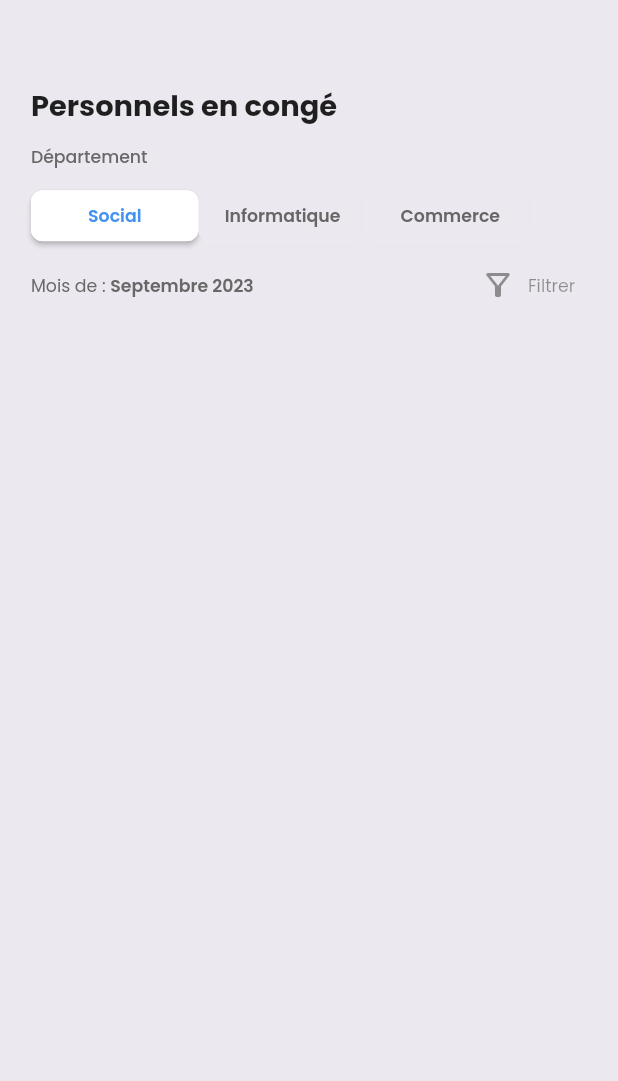
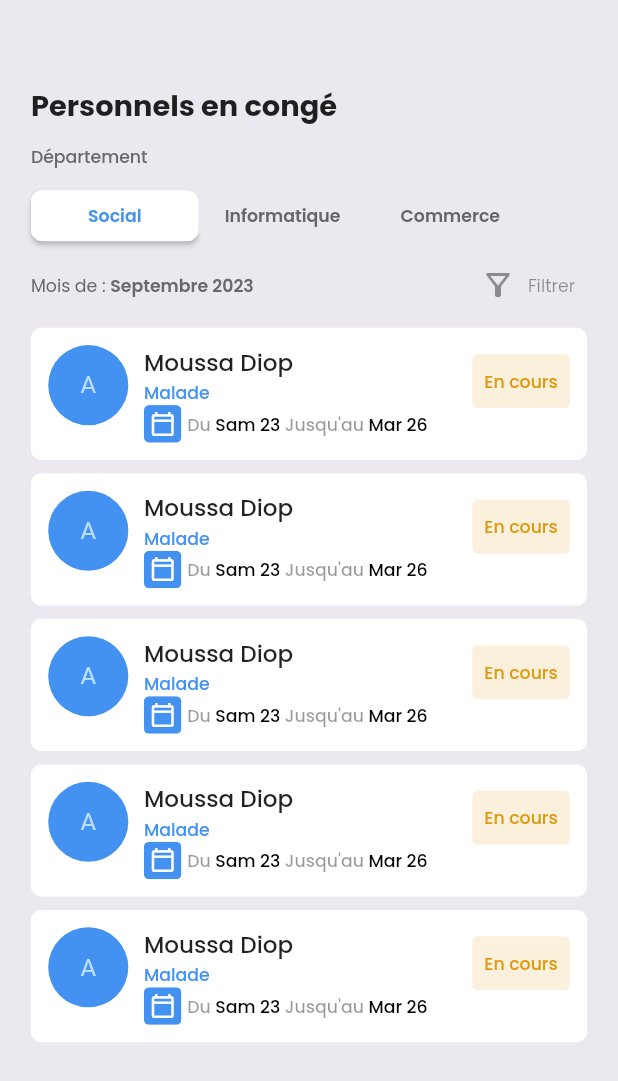
Before and after one commit to Poseidon1402/leave_manager, a Flutter app: the screen it shows after launch, on a phone screen of 412 x 824 dp. Shown: the top 1081 px of the screen. Run offline on Flutter 3.47's test engine with Material 2 defaults, Android fonts, the phone set to English and light mode, and no system bars; our stand-ins replace cached_network_image, flutter_screenutil, go_router, google_fonts, table_calendar.

Commit message:
done:all employee on vacation list

```diff
--- a/lib/core/utils/constants/app_color.dart
+++ b/lib/core/utils/constants/app_color.dart
@@ -12,4 +12,5 @@ abstract class AppColor {
   static const Color grey2 = Color.fromRGBO(104, 104, 104, 1);
   static const Color green1 = Color.fromRGBO(103, 206, 103, 1);
   static const Color green2 = Color.fromRGBO(15, 169, 88, 1);
+  static const Color orange1 = Color.fromRGBO(224, 153, 14, 1);
 }
--- /dev/null
+++ b/lib/features/vacations_list/presentation/components/employee_on_vacation.dart
@@ -0,0 +1,147 @@
+import 'package:flutter/material.dart';
+import 'package:flutter_screenutil/flutter_screenutil.dart';
+
+import '../../../../core/presentation/components/buttons/app_elevated_button.dart';
+import '../../../../core/utils/constants/app_color.dart';
+
+class EmployeeOnVacation extends StatelessWidget {
+  final String name;
+  final String reason;
+  final String from;
+  final String to;
+
+  const EmployeeOnVacation({
+    super.key,
+    required this.name,
+    required this.reason,
+    required this.from,
+    required this.to,
+  });
+
+  @override
+  Widget build(BuildContext context) {
+    return Container(
+      margin: EdgeInsets.symmetric(vertical: 5.h,),
+      padding: EdgeInsets.all(12.sp),
+      decoration: BoxDecoration(
+        color: Colors.white,
+        borderRadius: BorderRadius.circular(8.r),
+      ),
+      child: Row(
+        crossAxisAlignment: CrossAxisAlignment.start,
+        mainAxisAlignment: MainAxisAlignment.spaceBetween,
+        children: [
+          Flexible(
+            flex: 1,
+            child: CircleAvatar(
+              backgroundColor: AppColor.blue1,
+              radius: 30.r,
+              child: const Text('A'),
+            ),
+          ),
+          Flexible(
+            flex: 3,
+            child: Column(
+              crossAxisAlignment: CrossAxisAlignment.start,
+              children: [
+                Text(
+                  name,
+                  style: Theme.of(context).textTheme.bodyLarge?.copyWith(
+                        fontWeight: FontWeight.w500,
+                      ),
+                ),
+                Text(
+                  reason,
+                  style: Theme.of(context).textTheme.bodyMedium?.copyWith(
+                        fontWeight: FontWeight.w500,
+                        color: AppColor.blue1,
+                      ),
+                ),
+                Row(
+                  children: [
+                    ClipRRect(
+                      borderRadius: BorderRadius.circular(4.r),
+                      child: ColoredBox(
+                        color: AppColor.blue1,
+                        child: Padding(
+                          padding: EdgeInsets.all(4.sp),
+                          child: Icon(
+                            Icons.calendar_today_outlined,
+                            color: Colors.white,
+                            size: 18.sp,
+                          ),
+                        ),
+                      ),
+                    ),
+                    SizedBox(
+                      width: 4.w,
+                    ),
+                    RichText(
+                      text: TextSpan(
+                        children: [
+                          TextSpan(
+                            text: 'Du ',
+                            style: Theme.of(context)
+                                .textTheme
+                                .bodyMedium
+                                ?.copyWith(
+                                  fontWeight: FontWeight.w500,
+                                  color: Colors.black.withOpacity(0.4),
+                                ),
+                          ),
+                          TextSpan(
+                            text: '$from ',
+                            style: Theme.of(context)
+                                .textTheme
+                                .bodyMedium
+                                ?.copyWith(
+                                    fontWeight: FontWeight.w500,
+                                    color: Colors.black),
+                          ),
+                          TextSpan(
+                            text: "Jusqu'au ",
+                            style: Theme.of(context)
+                                .textTheme
+                                .bodyMedium
+                                ?.copyWith(
+                                  fontWeight: FontWeight.w500,
+                                  color: Colors.black.withOpacity(0.4),
+                                ),
+                          ),
+                          TextSpan(
+                            text: to,
+                            style: Theme.of(context)
+                                .textTheme
+                                .bodyMedium
+                                ?.copyWith(
+                                    fontWeight: FontWeight.w500,
+                                    color: Colors.black),
+                          ),
+                        ],
+                      ),
+                    ),
+                  ],
+                ),
+              ],
+            ),
+          ),
+          Flexible(
+            flex: 1,
+            child: AppElevatedButton(
+              onPressed: () {},
+              borderRadius: 4.r,
+              backgroundColor: AppColor.orange1.withOpacity(0.15),
+              child: Text(
+                'En cours',
+                style: Theme.of(context).textTheme.bodyMedium?.copyWith(
+                      fontWeight: FontWeight.w500,
+                      color: AppColor.orange1,
+                    ),
+              ),
+            ),
+          ),
+        ],
+      ),
+    );
+  }
+}
--- a/lib/features/vacations_list/presentation/vacations_list_screen.dart
+++ b/lib/features/vacations_list/presentation/vacations_list_screen.dart
@@ -3,13 +3,13 @@ import 'package:flutter_screenutil/flutter_screenutil.dart';
 
 import '../../../core/presentation/components/others/app_filter_chip.dart';
 import '../../../core/utils/constants/app_color.dart';
+import 'components/employee_on_vacation.dart';
 
 class VacationsListScreen extends StatelessWidget {
   const VacationsListScreen({super.key});
 
   @override
   Widget build(BuildContext context) {
-
     return Scaffold(
       appBar: AppBar(
         elevation: 0.0,
@@ -119,6 +119,19 @@ class VacationsListScreen extends StatelessWidget {
                   ),
                 ],
               ),
+              Expanded(
+                child: ListView.builder(
+                  itemCount: 5,
+                  itemBuilder: (context, index) {
+                    return const EmployeeOnVacation(
+                      name: 'Moussa Diop',
+                      reason: 'Malade',
+                      from: 'Sam 23',
+                      to: 'Mar 26',
+                    );
+                  },
+                ),
+              ),
             ],
           ),
         ),
```
Lines whose indentation alone changed are shown as unchanged.
